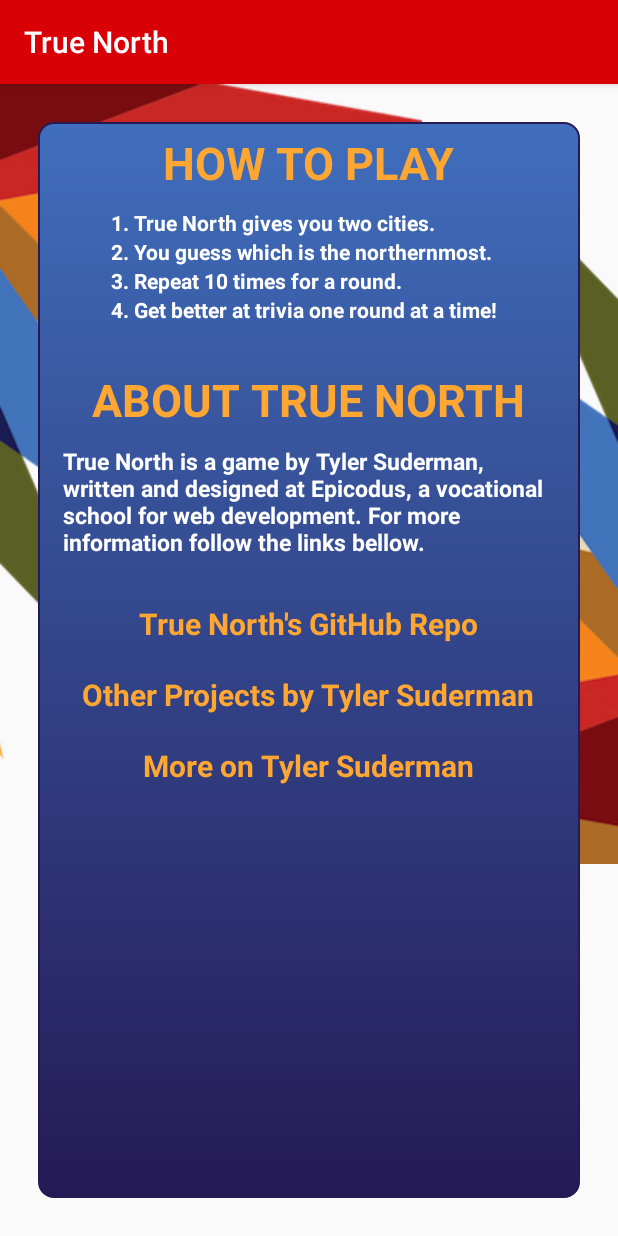
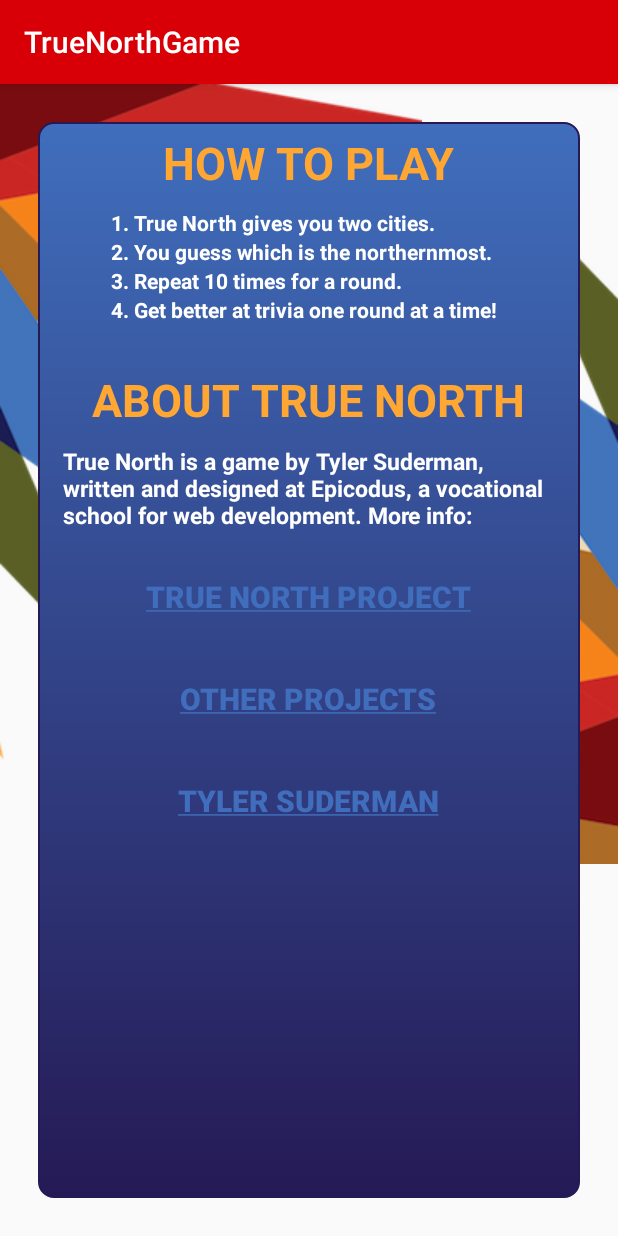
Before and after one commit to tcsuder/TrueNorthGame-Android, an Android app: the AboutActivity screen opened directly, with no data from a screen before it, on a phone screen of 412 x 824 dp. Run offline under Robolectric (Android 15) with nearby library versions, the phone set to English and light mode, and no system bars; our stand-ins replace ButterKnife.

Commit message:
add external links to about

```diff
--- a/app/src/main/AndroidManifest.xml
+++ b/app/src/main/AndroidManifest.xml
@@ -5,7 +5,7 @@
     <application
         android:allowBackup="true"
         android:icon="@mipmap/ic_launcher"
-        android:label="True North"
+        android:label="@string/app_name"
         android:supportsRtl="true"
         android:theme="@style/AppTheme">
         <activity android:name=".MainActivity">
--- a/app/src/main/java/com/tylersuderman/truenorthgame/AboutActivity.java
+++ b/app/src/main/java/com/tylersuderman/truenorthgame/AboutActivity.java
@@ -1,18 +1,22 @@
 package com.tylersuderman.truenorthgame;
 
-import android.support.v4.widget.TextViewCompat;
+import android.os.Bundle;
 import android.support.v7.app.AppCompatActivity;
-import android.os.Bundle;
+import android.text.Html;
+import android.text.Spanned;
+import android.text.method.LinkMovementMethod;
 import android.view.View;
+import android.widget.Button;
 import android.widget.TextView;
 
 import butterknife.Bind;
 import butterknife.ButterKnife;
 
-public class AboutActivity extends AppCompatActivity {
-    @Bind(R.id.repoLinkTextView) TextView mRepoLinkTextView;
-    @Bind(R.id.gitHubLinkTextView) TextView mGitHubLinkTextView;
-    @Bind(R.id.linkdInTextView) TextView mLinkdInTextView;
+
+public class AboutActivity extends AppCompatActivity implements View.OnClickListener{
+    @Bind(R.id.repoLinkButton) Button mRepoLinkButton;
+    @Bind(R.id.gitHubLinkButton) Button mGitHubLinkButton;
+    @Bind(R.id.linkdInLinkButton) Button mLinkdInLinkButton;
 
     @Override
     protected void onCreate(Bundle savedInstanceState) {
@@ -20,19 +24,23 @@ public class AboutActivity extends AppCompatActivity {
         setContentView(R.layout.activity_about);
         ButterKnife.bind(this);
 
-        mRepoLinkTextView.setOnClickListener(this);
-        mGitHubLinkTextView.setOnClickListener(this);
-        mLinkdInTextView.setOnClickListener(this);
+        mRepoLinkButton.setOnClickListener(this);
+        mGitHubLinkButton.setOnClickListener(this);
+        mLinkdInLinkButton.setOnClickListener(this);
+        Spanned html = Html.fromHtml("<a href='https://github.com/tcsuder/TrueNorthGame-Android'>True North Project</a>");
+        mRepoLinkButton.setMovementMethod(LinkMovementMethod.getInstance());
+        mRepoLinkButton.setText(html);
+        Spanned html2 = Html.fromHtml("<a href='https://github.com/tcsuder/'>Other Projects</a>");
+        mGitHubLinkButton.setMovementMethod(LinkMovementMethod.getInstance());
+        mGitHubLinkButton.setText(html2);
+        Spanned html3 = Html.fromHtml("<a href='https://www.linkedin.com/in/tylersuderman'>Tyler Suderman</a>");
+        mLinkdInLinkButton.setMovementMethod(LinkMovementMethod.getInstance());
+        mLinkdInLinkButton.setText(html3);
     }
 
     @Override
     public void onClick(View v) {
         switch (v.getId()) {
-            case R.id.repoLinkTextView:
-                break;
-            case R.id.gitHubLinkTextView:
-                break;
-            case
         }
     }
 }
--- a/app/src/main/res/layout/activity_about.xml
+++ b/app/src/main/res/layout/activity_about.xml
@@ -92,7 +92,7 @@
         <TextView
             android:layout_width="wrap_content"
             android:layout_height="wrap_content"
-            android:text="True North is a game by Tyler Suderman, written and designed at Epicodus, a vocational school for web development. For more information follow the links bellow."
+            android:text="True North is a game by Tyler Suderman, written and designed at Epicodus, a vocational school for web development. More info:"
             android:id="@+id/aboutTextView"
             android:layout_gravity="center_horizontal"
             android:layout_margin="10dp"
@@ -100,41 +100,50 @@
             android:textColor="@color/colorTextIcons"
             android:textSize="15dp" />
 
-        <TextView
+        <Button
             android:layout_width="wrap_content"
             android:layout_height="wrap_content"
-            android:text="True North&apos;s GitHub Repo"
-            android:id="@+id/repoLinkTextView"
+            android:text="Link"
+            android:id="@+id/repoLinkButton"
+            android:layout_gravity="center_horizontal"
+            android:layout_marginTop="10dp"
+            android:textSize="20dp"
+            android:textStyle="bold"
+            android:background="@android:color/transparent"
+            android:textColor="@color/colorPrimaryLight"
+            android:clickable="true"
+            android:elegantTextHeight="false"
+            android:allowUndo="true" />
+
+        <Button
+            android:layout_width="wrap_content"
+            android:layout_height="wrap_content"
+            android:text="Link"
+            android:id="@+id/gitHubLinkButton"
             android:layout_gravity="center_horizontal"
             android:layout_marginTop="20dp"
             android:textSize="20dp"
             android:textStyle="bold"
+            android:background="@android:color/transparent"
             android:textColor="@color/colorPrimaryLight"
-            android:clickable="true" />
+            android:clickable="true"
+            android:elegantTextHeight="false"
+            android:allowUndo="true" />
 
-        <TextView
+        <Button
             android:layout_width="wrap_content"
             android:layout_height="wrap_content"
-            android:text="Other Projects by Tyler Suderman"
-            android:id="@+id/gitHubLinkTextView"
+            android:text="Link"
+            android:id="@+id/linkdInLinkButton"
             android:layout_gravity="center_horizontal"
             android:layout_marginTop="20dp"
             android:textSize="20dp"
             android:textStyle="bold"
+            android:background="@android:color/transparent"
             android:textColor="@color/colorPrimaryLight"
-            android:clickable="true" />
-
-        <TextView
-            android:layout_width="wrap_content"
-            android:layout_height="wrap_content"
-            android:text="More on Tyler Suderman"
-            android:id="@+id/linkdInTextView"
-            android:layout_gravity="center_horizontal"
-            android:layout_marginTop="20dp"
-            android:textSize="20dp"
-            android:textStyle="bold"
-            android:textColor="@color/colorPrimaryLight"
-            android:clickable="true" />
+            android:clickable="true"
+            android:elegantTextHeight="false"
+            android:allowUndo="true" />
 
     </LinearLayout>
 
```
